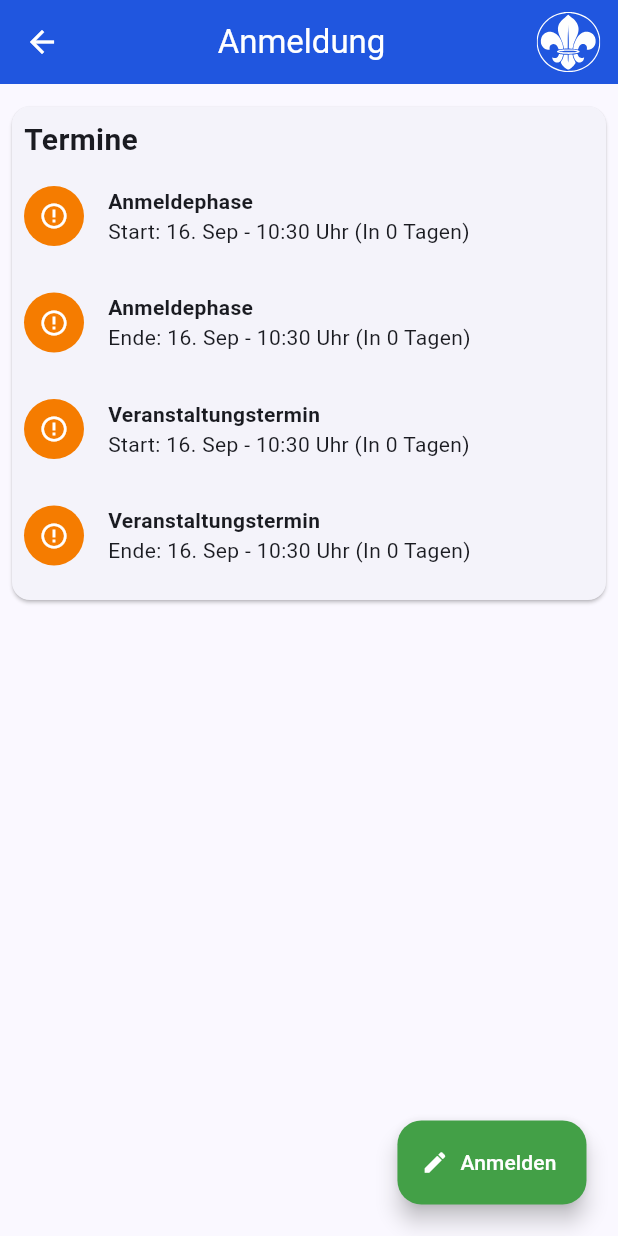
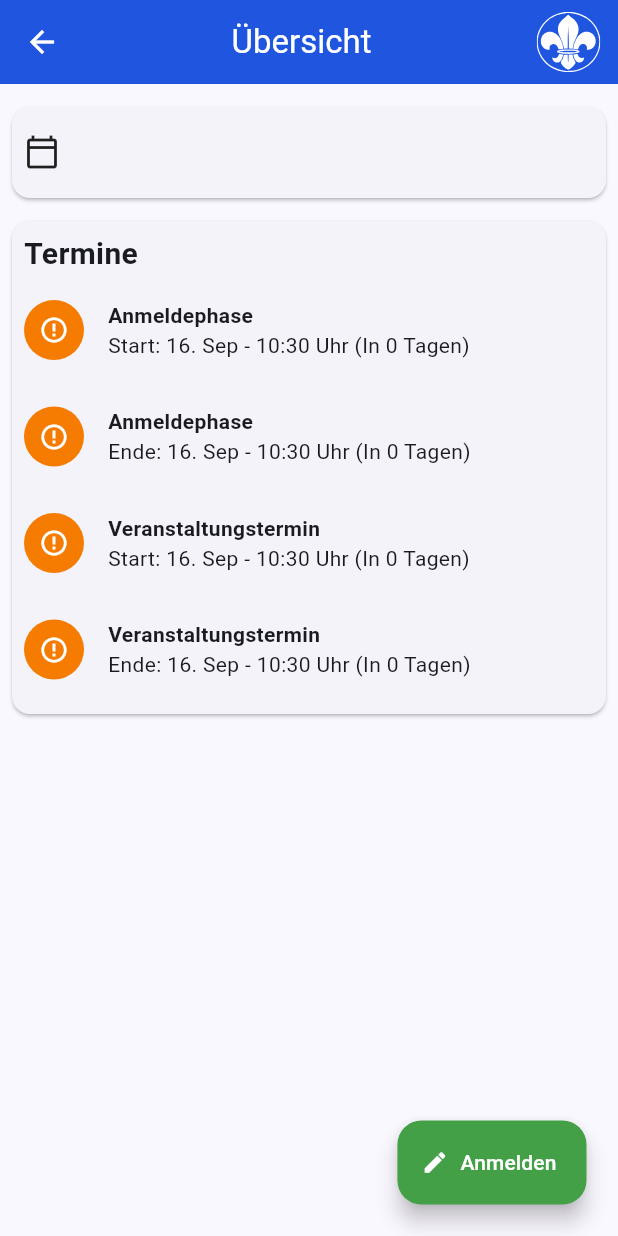
Before and after one commit to LifeAdmin-cmd/anmelde-tool-flutter, a Flutter app: the FahrtenAnsicht screen opened directly with empty values, on a phone screen of 412 x 824 dp. Run offline on Flutter 3.47's test engine with Material 2 defaults, Android fonts, the light colour scheme and no system bars; our stand-ins replace flutter_spinkit, flutter_svg; network calls fail.

Commit message:
added title card to fahrten_ansicht.dart

```diff
--- a/lib/screens/fahrten_ansicht.dart
+++ b/lib/screens/fahrten_ansicht.dart
@@ -24,7 +24,7 @@ class _FahrtenAnsichtState extends State<FahrtenAnsicht> {
         DateTime.parse(fahrtenData['registrationDeadline']);
 
     return Scaffold(
-      appBar: const DPVAppBar(title: 'Anmeldung'),
+      appBar: const DPVAppBar(title: 'Übersicht'),
       body: SingleChildScrollView(
         child: Flex(
           direction: Axis.horizontal,
@@ -32,6 +32,46 @@ class _FahrtenAnsichtState extends State<FahrtenAnsicht> {
             Expanded(
               child: Column(
                 children: [
+
+                  // Title Cad
+                  Card(
+                    margin: const EdgeInsets.fromLTRB(8, 15, 8, 0),
+                    child: Row(
+                      children: [
+                        const Padding(
+                          padding: EdgeInsets.symmetric(horizontal: 8.0),
+                          child: Column(
+                            children: [
+                              Icon(Icons.calendar_today_outlined),
+                            ],
+                          ),
+                        ),
+                        Padding(
+                          padding: const EdgeInsets.all(8.0),
+                          child: Column(
+                            crossAxisAlignment: CrossAxisAlignment.start,
+                            children: [
+                              Text(
+                                "${fahrtenData['name']}",
+                                style: const TextStyle(
+                                  fontWeight: FontWeight.bold,
+                                  fontSize: 17.0,
+                                ),
+                              ),
+                              Text(
+                                "${fahrtenData['shortDescription']}",
+                                style: const TextStyle(
+                                  // fontWeight: FontWeight.bold,
+                                  fontSize: 15.0,
+                                ),
+                              ),
+                            ],
+                          ),
+                        ),
+                      ],
+                    ),
+                  ),
+
                   // Termine Card
                   Card(
                     margin: const EdgeInsets.fromLTRB(8, 15, 8, 15),
```
